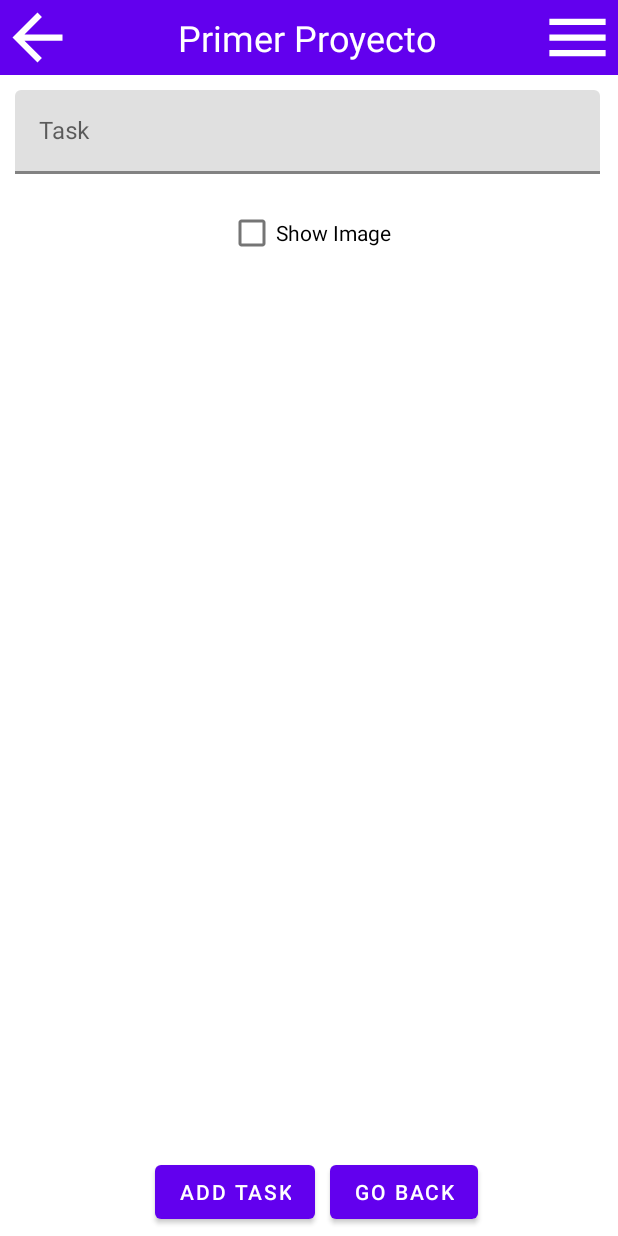
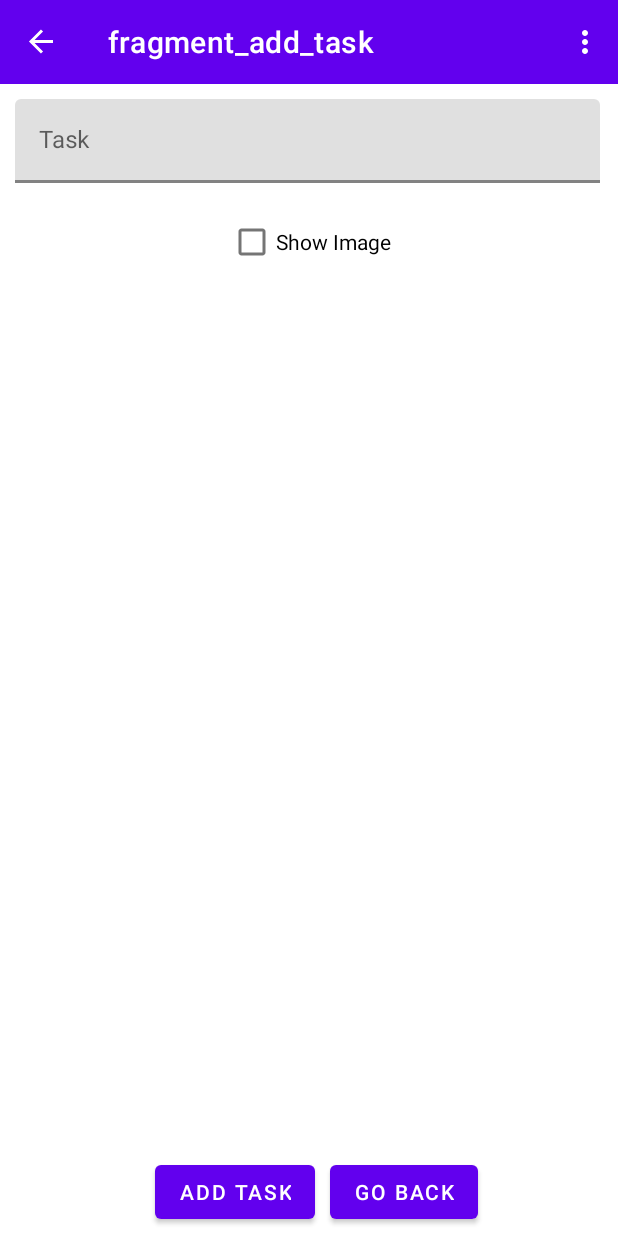
Before and after one commit to ItsIvanPsk/ProyectoBeca, an Android app: the AddTaskFragment screen opened through its navigation route, on a phone screen of 412 x 824 dp. Run offline under Robolectric (Android 15) with nearby library versions, the phone set to English and light mode, and no system bars; our stand-ins replace navigation-ui.

Commit message:
Dev commit

```diff
--- a/app/src/main/AndroidManifest.xml
+++ b/app/src/main/AndroidManifest.xml
@@ -24,6 +24,8 @@
             <meta-data
                 android:name="android.app.lib_name"
                 android:value="" />
+
+            <nav-graph android:value="@navigation/nav_graph"/>
         </activity>
     </application>
     <uses-permission android:name="android.permission.INTERNET" />
--- a/app/src/main/java/com/example/primerproyecto/presentation/MainActivity.kt
+++ b/app/src/main/java/com/example/primerproyecto/presentation/MainActivity.kt
@@ -5,19 +5,57 @@ import android.view.Menu
 import android.view.MenuInflater
 import android.view.MenuItem
 import androidx.appcompat.app.AppCompatActivity
+import androidx.navigation.NavController
+import androidx.navigation.NavHostController
 import androidx.navigation.findNavController
+import androidx.navigation.fragment.NavHostFragment
+import androidx.navigation.ui.AppBarConfiguration
+import androidx.navigation.ui.navigateUp
 import androidx.navigation.ui.onNavDestinationSelected
+import androidx.navigation.ui.setupActionBarWithNavController
 import com.example.primerproyecto.R
 import com.example.primerproyecto.databinding.ActivityMainBinding
 
 class MainActivity : AppCompatActivity() {
 
     private lateinit var binding: ActivityMainBinding
+    private lateinit var navController: NavController
+    private lateinit var appBarConfiguration: AppBarConfiguration
+
 
     override fun onCreate(savedInstanceState: Bundle?) {
         super.onCreate(savedInstanceState)
         binding = ActivityMainBinding.inflate(layoutInflater)
         setContentView(binding.root)
+        setupNavController()
+        setupToolbar()
     }
 
+    // Setup the toolbar with navController and the config of the AppBar
+    private fun setupToolbar() {
+        setSupportActionBar(binding.toolbar)
+        appBarConfiguration = AppBarConfiguration(setOf(R.id.firstFragment))
+        setupActionBarWithNavController(navController, appBarConfiguration)
+    }
+
+    // Setup NavController with the NavHostFragment
+    private fun setupNavController() {
+        val navHostFragment = supportFragmentManager.findFragmentById(R.id.fragmentContainer) as NavHostFragment
+        navController = navHostFragment.navController
+    }
+
+    override fun onSupportNavigateUp(): Boolean {
+        return navController.navigateUp(appBarConfiguration)
+    }
+
+    override fun onCreateOptionsMenu(menu: Menu): Boolean {
+        val inflater: MenuInflater = menuInflater
+        inflater.inflate(R.menu.bottom_nav_menu, menu)
+        return true
+    }
+
+    override fun onOptionsItemSelected(item: MenuItem): Boolean {
+        return item.onNavDestinationSelected(findNavController(R.id.fragmentContainer))
+                || super.onOptionsItemSelected(item)
+    }
 }
--- a/app/src/main/java/com/example/primerproyecto/presentation/features/login/FirstFragment.kt
+++ b/app/src/main/java/com/example/primerproyecto/presentation/features/login/FirstFragment.kt
@@ -26,7 +26,6 @@ class FirstFragment : Fragment() {
         inflater: LayoutInflater, container: ViewGroup?,
         savedInstanceState: Bundle?
     ): View {
-        binding.toolbar.toolbarBackArrow.visibility = View.GONE
         setupListeners()
         setupObservers()
         return binding.root
@@ -45,9 +44,6 @@ class FirstFragment : Fragment() {
 
             goToTaskFragment()
 
-        }
-        toolbar.toolbarBackArrow.setOnClickListener{
-            println("hey")
         }
     }
 
--- a/app/src/main/java/com/example/primerproyecto/presentation/features/login/SecondFragment.kt
+++ b/app/src/main/java/com/example/primerproyecto/presentation/features/login/SecondFragment.kt
@@ -46,9 +46,6 @@ class SecondFragment : Fragment() {
         goBackButton.setOnClickListener {
             goToFirstFragment()
         }
-        toolbar.toolbarBackArrow.setOnClickListener{
-            findNavController().popBackStack()
-        }
     }
 
     fun setupObservers() = with(viewmodel) {
--- a/app/src/main/java/com/example/primerproyecto/presentation/features/tasks/AddTaskFragment.kt
+++ b/app/src/main/java/com/example/primerproyecto/presentation/features/tasks/AddTaskFragment.kt
@@ -53,9 +53,7 @@ class AddTaskFragment : Fragment() {
         addtaskButtonCreateTask.setOnClickListener {
             //TODO: create task functionality
         }
-        toolbar.toolbarBackArrow.setOnClickListener{
-            findNavController().popBackStack()
-        }
+
     }
 
     private fun goToTaskFragment(){
--- a/app/src/main/java/com/example/primerproyecto/presentation/features/tasks/Task.kt
+++ b/app/src/main/java/com/example/primerproyecto/presentation/features/tasks/Task.kt
@@ -5,9 +5,9 @@ import androidx.room.ColumnInfo
 import androidx.room.Entity
 import androidx.room.PrimaryKey
 
-@Entity
+@Entity(tableName = "task")
 data class Task(
-    @PrimaryKey val taskId : Int,
+    @PrimaryKey(autoGenerate = true) val taskId : Int,
     @NonNull @ColumnInfo val taskName : String,
     @NonNull @ColumnInfo val taskDescription : String,
     @NonNull @ColumnInfo val image : Boolean
--- a/app/src/main/java/com/example/primerproyecto/presentation/features/tasks/TaskFragment.kt
+++ b/app/src/main/java/com/example/primerproyecto/presentation/features/tasks/TaskFragment.kt
@@ -44,9 +44,6 @@ class TaskFragment : Fragment() {
         taskAddTask.setOnClickListener{
             goToTaskAddFragment()
         }
-        toolbar.toolbarBackArrow.setOnClickListener{
-            findNavController().popBackStack()
-        }
     }
 
     fun setupAdapter(tasks : List<Task>){
@@ -67,12 +64,10 @@ class TaskFragment : Fragment() {
         findNavController().navigate(directions)
     }
 
-
     fun setupObservers(){
         viewmodel.getTaskLiveData().observe(viewLifecycleOwner) {
             println(it.size)
             setupAdapter(it)
         }
     }
-
 }
--- a/app/src/main/res/layout/activity_main.xml
+++ b/app/src/main/res/layout/activity_main.xml
@@ -1,14 +1,29 @@
 <?xml version="1.0" encoding="utf-8"?>
-<androidx.fragment.app.FragmentContainerView xmlns:android="http://schemas.android.com/apk/res/android"
+
+<LinearLayout xmlns:android="http://schemas.android.com/apk/res/android"
     xmlns:app="http://schemas.android.com/apk/res-auto"
     xmlns:tools="http://schemas.android.com/tools"
-    android:id="@+id/fragmentContainer"
-    android:name="androidx.navigation.fragment.NavHostFragment"
+    android:layout_height="match_parent"
     android:layout_width="match_parent"
-    android:layout_height="match_parent"
-    app:defaultNavHost="true"
-    app:layout_constraintBottom_toBottomOf="parent"
-    app:layout_constraintLeft_toLeftOf="parent"
-    app:layout_constraintRight_toRightOf="parent"
-    app:layout_constraintTop_toTopOf="parent"
-    app:navGraph="@navigation/nav_graph"/>
+    android:orientation="vertical"
+    tools:context=".presentation.MainActivity">
+
+    <androidx.appcompat.widget.Toolbar
+        android:background="?attr/colorPrimary"
+        android:id="@+id/toolbar"
+        android:layout_height="wrap_content"
+        android:layout_width="match_parent"
+        android:theme="@style/Theme.ActionBar"
+        app:popupTheme="@style/Theme.ActionBar"
+        app:titleTextColor="@android:color/white"/>
+
+    <androidx.fragment.app.FragmentContainerView
+        android:id="@+id/fragmentContainer"
+        android:name="androidx.navigation.fragment.NavHostFragment"
+        android:layout_width="match_parent"
+        android:layout_height="0dp"
+        android:layout_weight="1"
+        app:defaultNavHost="true"
+        app:navGraph="@navigation/nav_graph" />
+
+</LinearLayout>
--- a/app/src/main/res/layout/fragment_add_task.xml
+++ b/app/src/main/res/layout/fragment_add_task.xml
@@ -4,8 +4,6 @@
     xmlns:tools="http://schemas.android.com/tools"
     android:layout_width="match_parent"
     android:layout_height="match_parent">
-
-    <include android:id="@+id/toolbar" layout="@layout/custom_toolbar"/>
 
     <androidx.appcompat.widget.LinearLayoutCompat
         android:id="@+id/addTaskEdit"
--- a/app/src/main/res/layout/fragment_first.xml
+++ b/app/src/main/res/layout/fragment_first.xml
@@ -8,7 +8,6 @@
     android:orientation="vertical"
     tools:context=".presentation.features.login.FirstFragment">
 
-    <include android:id="@+id/toolbar" layout="@layout/custom_toolbar"/>
 
     <com.google.android.material.textfield.TextInputLayout
         android:layout_width="390dp"
--- a/app/src/main/res/layout/fragment_second.xml
+++ b/app/src/main/res/layout/fragment_second.xml
@@ -7,8 +7,6 @@
     android:orientation="vertical"
     android:layout_gravity="center_horizontal"
     tools:context=".presentation.features.login.SecondFragment">
-
-    <include android:id="@+id/toolbar" layout="@layout/custom_toolbar"/>
 
     <com.google.android.material.textview.MaterialTextView
         android:id="@+id/text_to_refresh"
--- a/app/src/main/res/layout/fragment_task.xml
+++ b/app/src/main/res/layout/fragment_task.xml
@@ -4,8 +4,6 @@
     android:layout_width="match_parent"
     android:layout_height="match_parent"
     xmlns:app="http://schemas.android.com/apk/res-auto">
-
-    <include android:id="@+id/toolbar" layout="@layout/custom_toolbar"/>
 
     <TextView
         android:id="@+id/task_header"
@@ -18,7 +16,7 @@
         app:layout_constraintEnd_toEndOf="parent"
         app:layout_constraintHorizontal_bias="0.498"
         app:layout_constraintStart_toStartOf="parent"
-        app:layout_constraintTop_toBottomOf="@+id/toolbar"
+        app:layout_constraintTop_toTopOf="parent"
         app:layout_constraintVertical_bias="0.022" />
 
     <androidx.recyclerview.widget.RecyclerView
--- a/app/src/main/res/values/themes.xml
+++ b/app/src/main/res/values/themes.xml
@@ -1,16 +1,17 @@
 <resources xmlns:tools="http://schemas.android.com/tools">
-    <!-- Base application theme. -->
+
     <style name="Theme.PrimerProyecto" parent="Theme.MaterialComponents.DayNight.NoActionBar">
-        <!-- Primary brand color. -->
         <item name="colorPrimary">@color/purple_500</item>
         <item name="colorPrimaryVariant">@color/purple_700</item>
         <item name="colorOnPrimary">@color/white</item>
-        <!-- Secondary brand color. -->
         <item name="colorSecondary">@color/teal_200</item>
         <item name="colorSecondaryVariant">@color/teal_700</item>
         <item name="colorOnSecondary">@color/black</item>
-        <!-- Status bar color. -->
         <item name="android:statusBarColor">?attr/colorPrimaryVariant</item>
-        <!-- Customize your theme here. -->
     </style>
+
+    <style name="Theme.ActionBar" parent="Theme.MaterialComponents.DayNight.NoActionBar">
+        <item name="colorControlNormal">@color/white</item>
+    </style>
+
 </resources>
```
Also changed, not shown: app/src/main/java/com/example/primerproyecto/TaskDatabase.kt (added, +38 -0 lines), app/src/main/java/com/example/primerproyecto/TaskRepository.kt (added, +15 -0 lines), app/src/main/java/com/example/primerproyecto/TaskViewModel.kt (added, +25 -0 lines), app/src/main/java/com/example/primerproyecto/presentation/features/tasks/TaskDao.kt (+7 -4 lines).
